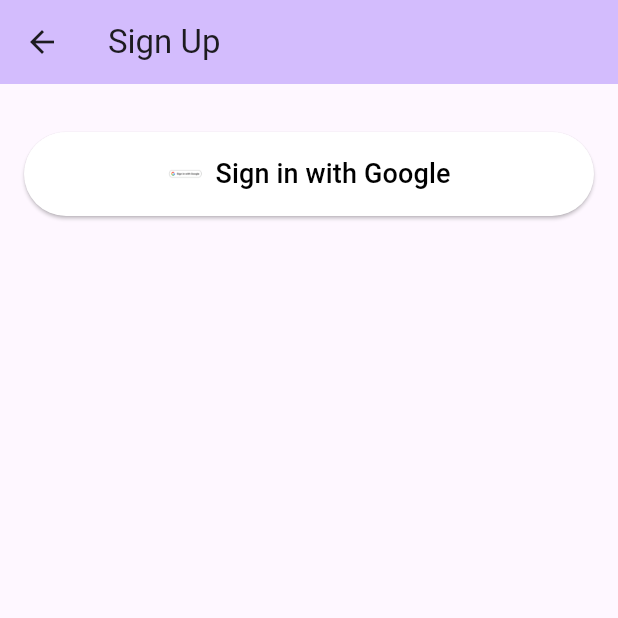
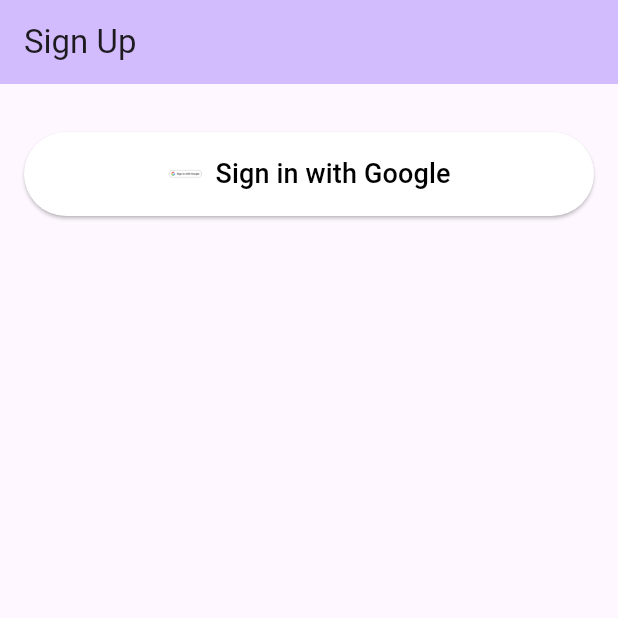
Before and after one commit to saoriyo99/birthday_app, a Flutter app: the screen it shows after launch, on a phone screen of 412 x 824 dp, the top half of it. Run offline on Flutter 3.47's test engine with Material 3 defaults, Android fonts, the phone set to English and light mode, and no system bars; our stand-ins replace app_links, image_picker, qr_flutter, share_plus, supabase_flutter; accounts and stored records are empty.

```diff
--- a/lib/main.dart
+++ b/lib/main.dart
@@ -4,19 +4,19 @@ import 'package:birthday_app/screens/home_screen.dart';
 import 'package:birthday_app/screens/confirm_profile_screen.dart';
 import 'package:supabase_flutter/supabase_flutter.dart';
 import 'package:app_links/app_links.dart';
-import 'dart:async';
 import 'package:birthday_app/screens/confirm_invite_screen.dart';
 import 'package:birthday_app/screens/confirm_friendship_screen.dart';
-import 'package:birthday_app/screens/add_friend_screen.dart'; // Assuming this is needed for deep links
-import 'package:birthday_app/screens/group_detail_screen.dart'; // Assuming this is needed for deep links
+import 'package:birthday_app/screens/add_friend_screen.dart';
+import 'package:birthday_app/screens/group_detail_screen.dart';
+import 'dart:async';
 
+// Replace with your own keys
 const supabaseUrl = 'https://aehxjavawqtppxqcqwfw.supabase.co';
 const supabaseKey = String.fromEnvironment('SUPABASE_KEY');
 
 Future<void> main() async {
   WidgetsFlutterBinding.ensureInitialized();
 
-  // Get deep link BEFORE Supabase init
   final appLinks = AppLinks();
   final initialLink = await appLinks.getInitialAppLink();
 
@@ -24,7 +24,7 @@ Future<void> main() async {
 
   final routeResult = await AppRouter.getInitialRoute(initialLink);
 
-  runApp(MyApp(initialRouteResult: routeResult));
+  runApp(MyApp(routeResult: routeResult));
 }
 
 class InitialRouteResult {
@@ -98,9 +98,9 @@ class AppRouter {
 }
 
 class MyApp extends StatefulWidget {
-  final InitialRouteResult initialRouteResult;
+  final InitialRouteResult routeResult;
 
-  const MyApp({super.key, required this.initialRouteResult});
+  const MyApp({super.key, required this.routeResult});
 
   @override
   State<MyApp> createState() => _MyAppState();
@@ -112,28 +112,30 @@ class _MyAppState extends State<MyApp> {
   @override
   void initState() {
     super.initState();
-    _setupDeepLinkListener();
+    _setupLiveDeepLinkListener();
+  }
+
+  void _setupLiveDeepLinkListener() {
+    final appLinks = AppLinks();
+    _linkSubscription = appLinks.uriLinkStream.listen((Uri? link) async {
+      if (link != null) {
+        final routeResult = AppRouter._parseDeepLinkRoute(link);
+        if (routeResult != null && mounted) {
+          // Navigate live after app has started
+          Navigator.of(context).push(
+            MaterialPageRoute(
+              builder: (_) => AppRouterWidget(routeResult: routeResult),
+            ),
+          );
+        }
+      }
+    });
   }
 
   @override
   void dispose() {
     _linkSubscription?.cancel();
     super.dispose();
-  }
-
-  void _setupDeepLinkListener() {
-    final appLinks = AppLinks();
-    _linkSubscription = appLinks.uriLinkStream.listen((Uri? link) {
-      if (link != null && mounted) {
-        final routeResult = AppRouter._parseDeepLinkRoute(link);
-        if (routeResult != null) {
-          Navigator.of(context).pushReplacementNamed(
-            routeResult.route,
-            arguments: routeResult.arguments,
-          );
-        }
-      }
-    });
   }
 
   @override
@@ -144,10 +146,10 @@ class _MyAppState extends State<MyApp> {
         colorScheme: ColorScheme.fromSeed(seedColor: Colors.deepPurple),
         useMaterial3: true,
       ),
-      initialRoute: widget.initialRouteResult.route,
+      home: AppRouterWidget(routeResult: widget.routeResult),
       onGenerateRoute: (settings) {
         final name = settings.name;
-        final args = settings.arguments as Map<String, String>? ?? widget.initialRouteResult.arguments;
+        final args = settings.arguments as Map<String, String>?;
 
         if (name == '/home') {
           return MaterialPageRoute(builder: (_) => const HomeScreen());
@@ -176,10 +178,43 @@ class _MyAppState extends State<MyApp> {
             builder: (_) => ConfirmFriendshipScreen(friendId: friendId!),
           );
         } else {
-          // fallback route
           return MaterialPageRoute(builder: (_) => const SignUpScreen());
         }
       },
     );
   }
 }
+
+class AppRouterWidget extends StatelessWidget {
+  final InitialRouteResult routeResult;
+
+  const AppRouterWidget({super.key, required this.routeResult});
+
+  @override
+  Widget build(BuildContext context) {
+    switch (routeResult.route) {
+      case '/home':
+        return const HomeScreen();
+      case '/signup':
+        return const SignUpScreen();
+      case '/confirm-profile':
+        final user = Supabase.instance.client.auth.currentUser;
+        if (user == null) {
+          return const SignUpScreen();
+        }
+        return ConfirmProfileScreen(
+          initialName: user.userMetadata?['full_name'] ?? '',
+          initialEmail: user.email ?? '',
+          userId: user.id,
+        );
+      case '/confirm-invite':
+        final inviteCode = routeResult.arguments?['code'];
+        return ConfirmInviteScreen(inviteCode: inviteCode!);
+      case '/confirm-friendship':
+        final friendId = routeResult.arguments?['userId'];
+        return ConfirmFriendshipScreen(friendId: friendId!);
+      default:
+        return const SignUpScreen();
+    }
+  }
+}
```
